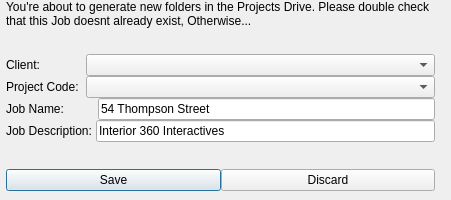
First picture: the form in po/new_job_dialog.ui, repository najar1412/po, before the edit.
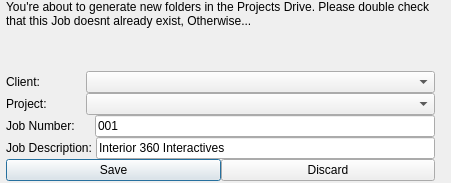
Second picture: the form after the edit.

Commit message: updated dialog layouts and io code

Diff of the .ui file:
```diff
--- a/po/new_job_dialog.ui
+++ b/po/new_job_dialog.ui
@@ -7,7 +7,7 @@
     <x>0</x>
     <y>0</y>
     <width>451</width>
-    <height>200</height>
+    <height>183</height>
    </rect>
   </property>
   <property name="sizePolicy">
@@ -28,7 +28,7 @@
      <x>0</x>
      <y>0</y>
      <width>441</width>
-     <height>191</height>
+     <height>181</height>
     </rect>
    </property>
    <property name="sizePolicy">
@@ -101,7 +101,7 @@
          </size>
         </property>
         <property name="text">
-         <string>Project Code:    </string>
+         <string>Project:    </string>
         </property>
        </widget>
       </item>
@@ -115,14 +115,14 @@
       <item>
        <widget class="QLabel" name="label_3">
         <property name="text">
-         <string>Job Name:          </string>
+         <string>Job Number:      </string>
         </property>
        </widget>
       </item>
       <item>
        <widget class="QLineEdit" name="lineEdit_3">
         <property name="text">
-         <string>54 Thompson Street</string>
+         <string>001</string>
         </property>
        </widget>
       </item>
@@ -149,19 +149,6 @@
       </item>
      </layout>
     </item>
-    <item>
-     <spacer name="verticalSpacer_2">
-      <property name="orientation">
-       <enum>Qt::Vertical</enum>
-      </property>
-      <property name="sizeHint" stdset="0">
-       <size>
-        <width>20</width>
-        <height>40</height>
-       </size>
-      </property>
-     </spacer>
-    </item>
     <item>
      <layout class="QHBoxLayout" name="horizontalLayout_5">
       <property name="bottomMargin">
```
Left out of the diff: 2 changed lines with no effect on the pictures. The commit also changes 3 other files.
